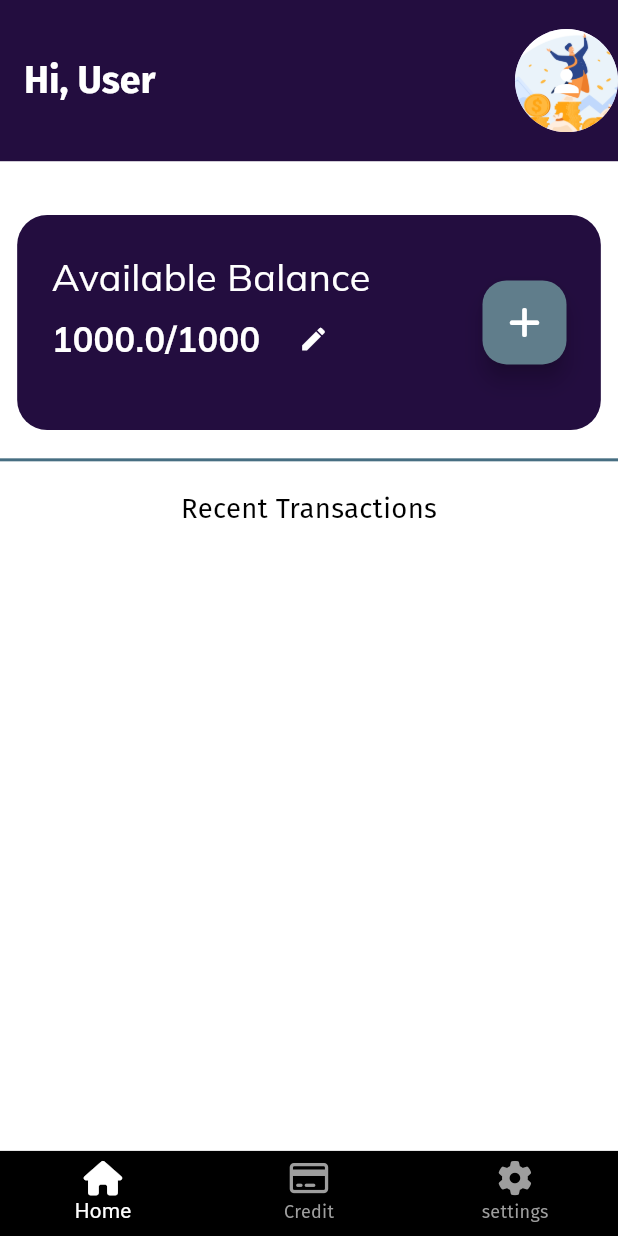
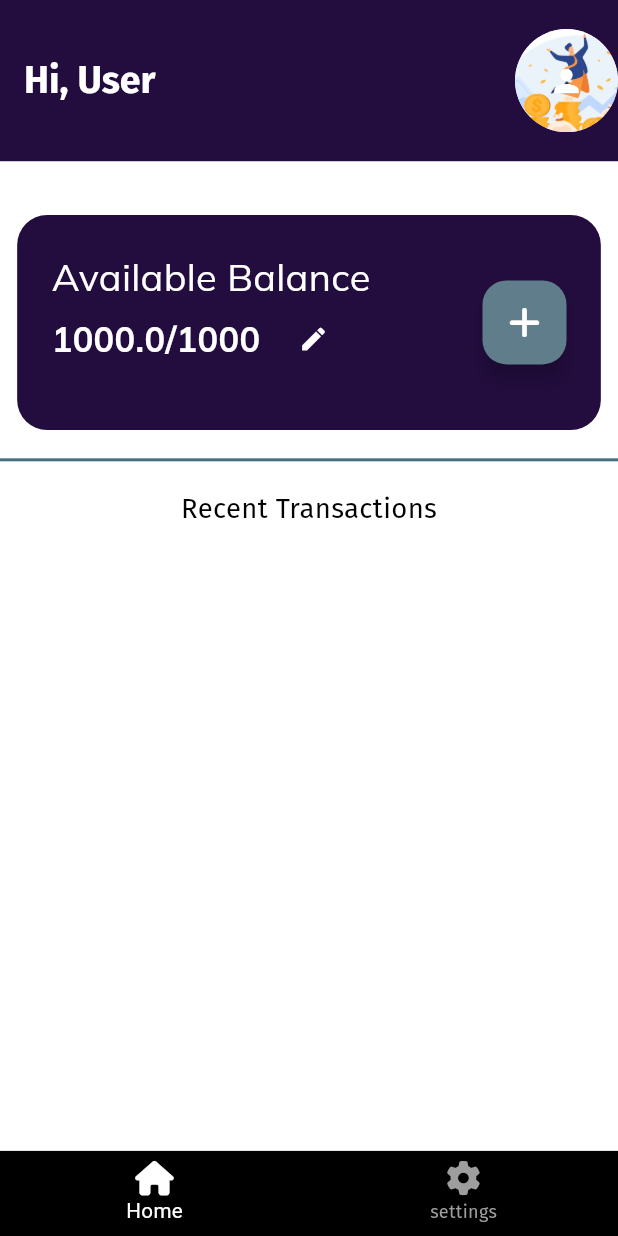
Before and after one commit to Ahmed4r/tracker, a Flutter app: the screen it shows after launch, on a phone screen of 412 x 824 dp. Run offline on Flutter 3.47's test engine with Material 3 defaults, Android fonts, the phone set to English and light mode, and no system bars; our stand-ins replace fl_chart, flutter_screenutil, font_awesome_flutter, google_fonts, hive_flutter, image_picker and 1 more; missing offline and left inert: u_credit_card; accounts and stored records are empty.

Commit message:
update navbar

```diff
--- a/lib/widgets/bottom_nav_bar.dart
+++ b/lib/widgets/bottom_nav_bar.dart
@@ -21,7 +21,7 @@ class CustomBottomNavBarState extends State<CustomBottomNavBar> {
   // List of widgets to display for each tab
   static final List<Widget> pages = <Widget>[
     Homepage(),
-    CreditCardScreen(),
+    // CreditCardScreen(),
 
     SettingsScreen(),
   ];
@@ -70,11 +70,11 @@ class CustomBottomNavBarState extends State<CustomBottomNavBar> {
             label: 'Home',
           ),
 
-          BottomNavigationBarItem(
-            backgroundColor: Colors.white,
-            icon: FaIcon(FontAwesomeIcons.creditCard,size: 20.sp,),
-            label: 'Credit',
-          ),
+          // BottomNavigationBarItem(
+          //   backgroundColor: Colors.white,
+          //   icon: FaIcon(FontAwesomeIcons.creditCard,size: 20.sp,),
+          //   label: 'Credit',
+          // ),
           BottomNavigationBarItem(
             backgroundColor: Colors.white,
             icon: FaIcon(FontAwesomeIcons.gear,size: 20.sp,),
```
